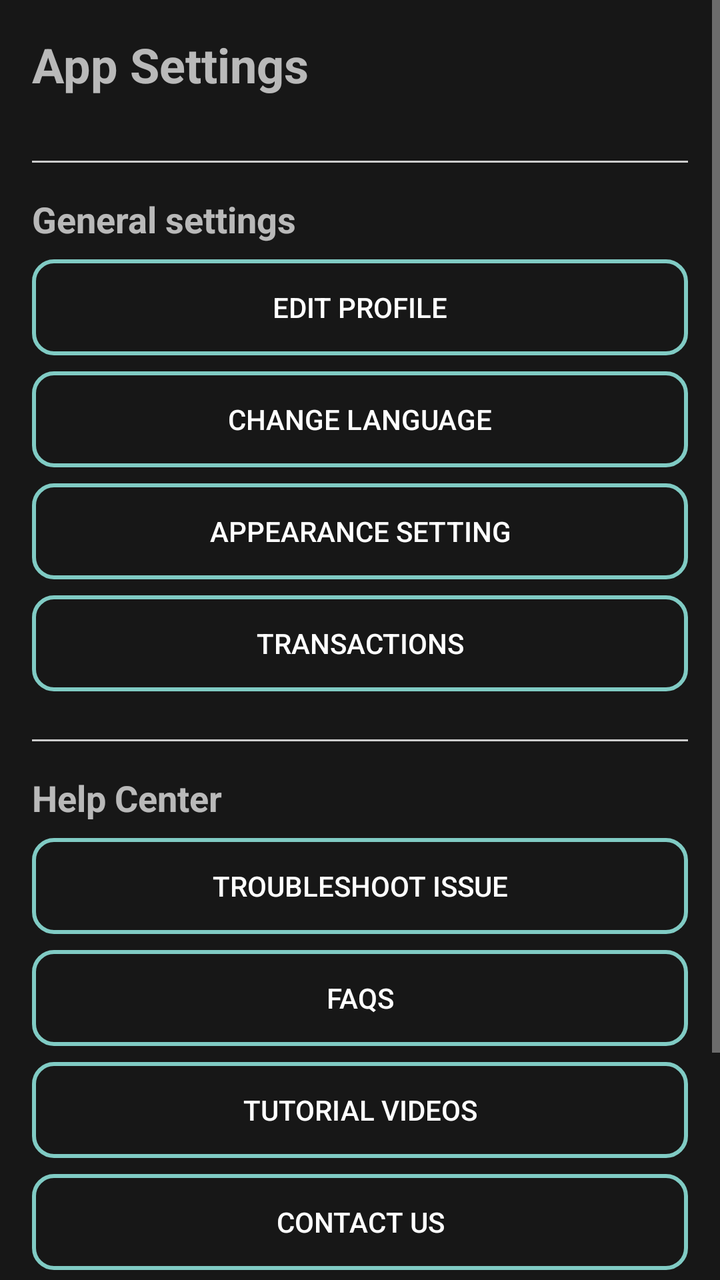
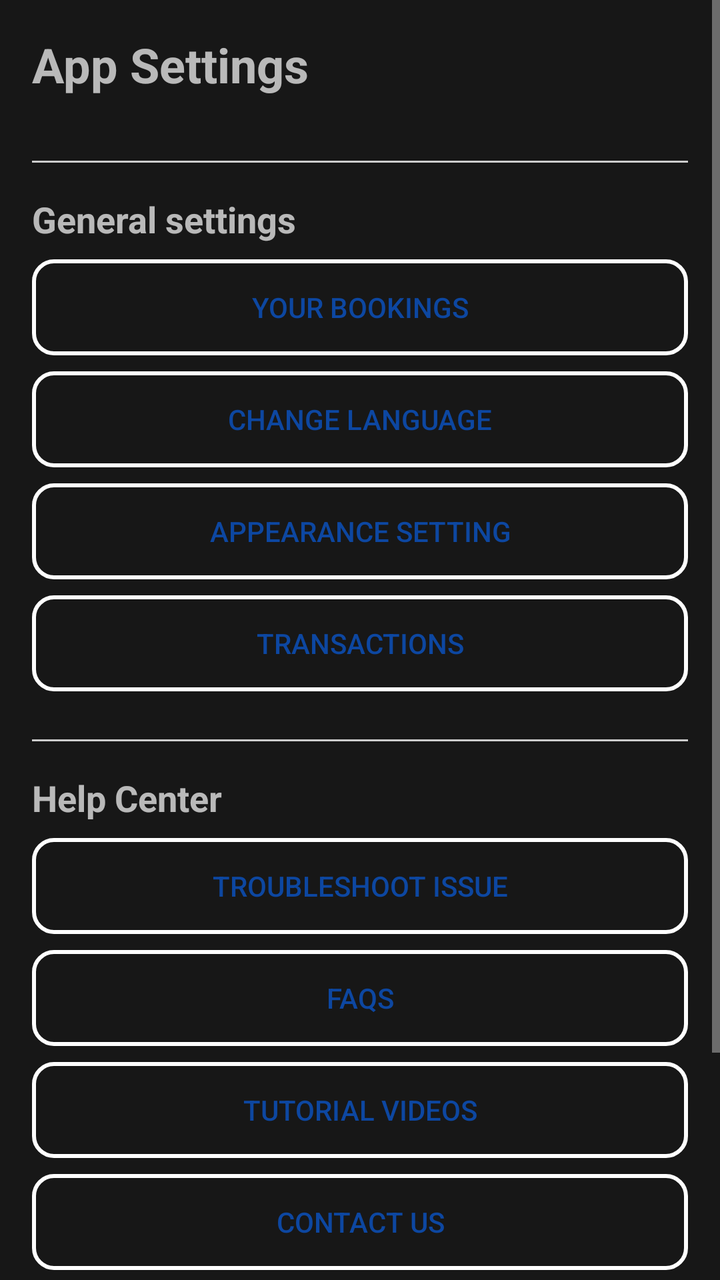

Before-and-after screenshots of an Android layout around one commit, followed by the original layout XML and the change that was made.
<!-- AndroidManifest.xml: application theme Theme.AppCompat -->
<!-- res/layout/fragment_tab3.xml -->
<?xml version="1.0" encoding="utf-8"?>
<ScrollView xmlns:android="http://schemas.android.com/apk/res/android"
    android:layout_width="match_parent"
    android:layout_height="match_parent"
    android:background="#85000000">

    <LinearLayout
        android:layout_width="match_parent"
        android:layout_height="wrap_content"
        android:orientation="vertical"
        android:padding="16dp">

        
        <TextView
            android:layout_width="wrap_content"
            android:layout_height="wrap_content"
            android:layout_marginBottom="16dp"
            android:text="App Settings"
            android:textSize="24sp"
            android:textStyle="bold" />

        <View
            android:layout_width="match_parent"
            android:layout_height="1dp"
            android:layout_marginTop="16dp"
            android:layout_marginBottom="16dp"
            android:background="#cccccc" />

        <TextView
            android:layout_width="wrap_content"
            android:layout_height="wrap_content"
            android:layout_marginBottom="8dp"
            android:text="General settings"
            android:textSize="18sp"
            android:textStyle="bold" />

        <Button
            android:id="@+id/btneditprof"
            android:layout_width="match_parent"
            android:layout_height="wrap_content"
            android:layout_marginBottom="8dp"
            android:background="@drawable/rounded_button_setting"
            android:text="Edit profile" />

        <Button
            android:layout_width="match_parent"
            android:layout_height="wrap_content"
            android:layout_marginBottom="8dp"
            android:id="@+id/btnchangelang"
            android:background="@drawable/rounded_button_setting"
            android:text="Change language" />

        <Button
            android:layout_width="match_parent"
            android:layout_height="wrap_content"
            android:layout_marginBottom="8dp"
            android:background="@drawable/rounded_button_setting"
            android:text="Appearance setting" />

        <Button
            android:layout_width="match_parent"
            android:layout_height="wrap_content"
            android:layout_marginBottom="8dp"
            android:background="@drawable/rounded_button_setting"
            android:text="transactions" />
        
        <View
            android:layout_width="match_parent"
            android:layout_height="1dp"
            android:layout_marginTop="16dp"
            android:layout_marginBottom="16dp"
            android:background="#cccccc" />

        
        <TextView
            android:layout_width="wrap_content"
            android:layout_height="wrap_content"
            android:layout_marginBottom="8dp"
            android:text="Help Center"
            android:textSize="18sp"
            android:textStyle="bold" />

        
        <Button
            android:layout_width="match_parent"
            android:layout_height="wrap_content"
            android:layout_marginBottom="8dp"
            android:background="@drawable/rounded_button_setting"
            android:text="Troubleshoot Issue" />

        <Button
            android:id="@+id/faqbtn"
            android:layout_width="match_parent"
            android:layout_height="wrap_content"
            android:layout_marginBottom="8dp"
            android:background="@drawable/rounded_button_setting"
            android:text="FAQs" />

        <Button
            android:id="@+id/tubutton"
            android:layout_width="match_parent"
            android:layout_height="wrap_content"
            android:layout_marginBottom="8dp"
            android:background="@drawable/rounded_button_setting"
            android:text="Tutorial Videos" />

        <Button
            android:id="@+id/contactbtn"
            android:layout_width="match_parent"
            android:layout_height="wrap_content"
            android:background="@drawable/rounded_button_setting"
            android:text="Contact Us" />

        
        <View
            android:layout_width="match_parent"
            android:layout_height="1dp"
            android:layout_marginTop="16dp"
            android:layout_marginBottom="16dp"
            android:background="#cccccc" />

        

        
        <LinearLayout
            android:layout_width="match_parent"
            android:layout_height="wrap_content"
            android:orientation="horizontal">

            <TextView
                android:id="@+id/privacytv"
                android:layout_width="0dp"
                android:layout_height="wrap_content"
                android:layout_weight="1"
                android:text="Privacy &amp; Policy"
                android:textColor="#0000FF" />

            <TextView
                android:id="@+id/termstv"
                android:layout_width="0dp"
                android:layout_height="wrap_content"
                android:layout_weight="1"
                android:gravity="right"
                android:text="Terms &amp; conditions"
                android:textColor="#0000FF" />
        </LinearLayout>

        <LinearLayout
            android:layout_width="match_parent"
            android:layout_height="wrap_content"
            android:orientation="horizontal">

            <TextView
                android:layout_width="0dp"
                android:layout_height="wrap_content"
                android:layout_gravity="right"
                android:layout_weight="1"
                android:text=""
                android:textColor="#0000FF" />

            <ImageView
                android:layout_width="wrap_content"
                android:layout_height="wrap_content"
                android:layout_gravity="center"
                android:contentDescription="Copyright Icon"
                android:src="@drawable/cr" />

            <TextView
                android:layout_width="wrap_content"
                android:layout_height="wrap_content"
                android:layout_gravity="left"
                android:layout_weight="1"
                android:padding="20dp"
                android:text="Developed by Nakul Dhande \nPowered by Tanisha Choudhari" />
        </LinearLayout>
    </LinearLayout>
</ScrollView>
<!-- resources referenced by this layout -->
<resources>
  <!-- drawable cr: png bitmap (drawable, 1707 bytes) -->
  <!-- drawable rounded_button_setting (drawable) -->
  <?xml version="1.0" encoding="utf-8"?>
  <shape xmlns:android="http://schemas.android.com/apk/res/android"
      android:shape="rectangle">
      <corners android:radius="10dp" /> 
      
      <stroke
          android:width="2dp"
          android:color="?attr/colorAccent" /> 
  </shape>
</resources>

<!-- the commit's change to res/layout/fragment_tab3.xml (unified diff, before → after) -->
@@ -35,18 +35,22 @@
             android:textStyle="bold" />
 
         <Button
-            android:id="@+id/btneditprof"
+            android:id="@+id/btnbookings"
             android:layout_width="match_parent"
             android:layout_height="wrap_content"
             android:layout_marginBottom="8dp"
+            android:backgroundTint="#ffffff"
+            android:textColor="#0D47A1"
             android:background="@drawable/rounded_button_setting"
-            android:text="Edit profile" />
+            android:text="Your bookings" />
 
         <Button
             android:layout_width="match_parent"
             android:layout_height="wrap_content"
             android:layout_marginBottom="8dp"
             android:id="@+id/btnchangelang"
+            android:textColor="#0D47A1"
+            android:backgroundTint="#ffffff"
             android:background="@drawable/rounded_button_setting"
             android:text="Change language" />
 
@@ -54,13 +58,18 @@
             android:layout_width="match_parent"
             android:layout_height="wrap_content"
             android:layout_marginBottom="8dp"
+            android:backgroundTint="#ffffff"
+            android:id="@+id/btnApperance"
+            android:textColor="#0D47A1"
             android:background="@drawable/rounded_button_setting"
             android:text="Appearance setting" />
 
         <Button
             android:layout_width="match_parent"
             android:layout_height="wrap_content"
+            android:backgroundTint="#ffffff"
             android:layout_marginBottom="8dp"
+            android:textColor="#0D47A1"
             android:background="@drawable/rounded_button_setting"
             android:text="transactions" />
         
@@ -85,12 +94,16 @@
             android:layout_width="match_parent"
             android:layout_height="wrap_content"
             android:layout_marginBottom="8dp"
+            android:textColor="#0D47A1"
+            android:backgroundTint="#ffffff"
             android:background="@drawable/rounded_button_setting"
             android:text="Troubleshoot Issue" />
 
         <Button
             android:id="@+id/faqbtn"
             android:layout_width="match_parent"
+            android:backgroundTint="#ffffff"
+            android:textColor="#0D47A1"
             android:layout_height="wrap_content"
             android:layout_marginBottom="8dp"
             android:background="@drawable/rounded_button_setting"
@@ -99,8 +112,10 @@
         <Button
             android:id="@+id/tubutton"
             android:layout_width="match_parent"
+            android:backgroundTint="#ffffff"
             android:layout_height="wrap_content"
             android:layout_marginBottom="8dp"
+            android:textColor="#0D47A1"
             android:background="@drawable/rounded_button_setting"
             android:text="Tutorial Videos" />
 
@@ -108,10 +123,11 @@
             android:id="@+id/contactbtn"
             android:layout_width="match_parent"
             android:layout_height="wrap_content"
+            android:backgroundTint="#ffffff"
+            android:textColor="#0D47A1"
             android:background="@drawable/rounded_button_setting"
             android:text="Contact Us" />
 
-        
         <View
             android:layout_width="match_parent"
             android:layout_height="1dp"
@@ -133,7 +149,7 @@
                 android:layout_height="wrap_content"
                 android:layout_weight="1"
                 android:text="Privacy &amp; Policy"
-                android:textColor="#0000FF" />
+                android:textColor="#FFFFFF" />
 
             <TextView
                 android:id="@+id/termstv"
@@ -142,7 +158,7 @@
                 android:layout_weight="1"
                 android:gravity="right"
                 android:text="Terms &amp; conditions"
-                android:textColor="#0000FF" />
+                android:textColor="#FFFFFF" />
         </LinearLayout>
 
         <LinearLayout
<!-- resource entries referenced after the edit -->
@@ -2,14 +2,37 @@
 <resources>
   <!-- drawable cr: png bitmap (drawable, 1707 bytes) -->
   <!-- drawable rounded_button_setting (drawable) -->
-  <?xml version="1.0" encoding="utf-8"?>
-  <shape xmlns:android="http://schemas.android.com/apk/res/android"
-      android:shape="rectangle">
-      <corners android:radius="10dp" /> 
+  <selector xmlns:android="http://schemas.android.com/apk/res/android">
       
-      <stroke
-          android:width="2dp"
-          android:color="?attr/colorAccent" /> 
-  </shape>
+      <item android:state_pressed="true">
+          <shape android:shape="rectangle">
+              <corners android:radius="10dp" />
+              <solid android:color="@android:color/white" /> 
+              <stroke
+                  android:width="2dp"
+                  android:color="@android:color/black" /> 
+          </shape>
+      </item>
+      
+      <item android:state_focused="true">
+          <shape android:shape="rectangle">
+              <corners android:radius="10dp" />
+              <solid android:color="@android:color/white" /> 
+              <stroke
+                  android:width="2dp"
+                  android:color="@android:color/black" /> 
+          </shape>
+      </item>
+      
+      <item>
+          <shape android:shape="rectangle">
+              <corners android:radius="10dp" />
+              <solid android:color="@android:color/transparent" /> 
+              <stroke
+                  android:width="2dp"
+                  android:color="?attr/colorAccent" /> 
+          </shape>
+      </item>
+  </selector>
 </resources>
 
